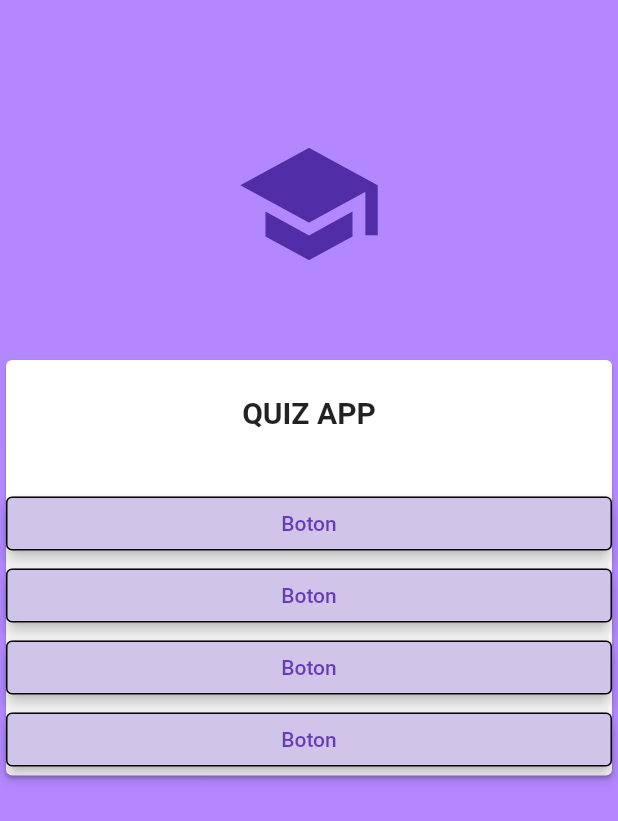
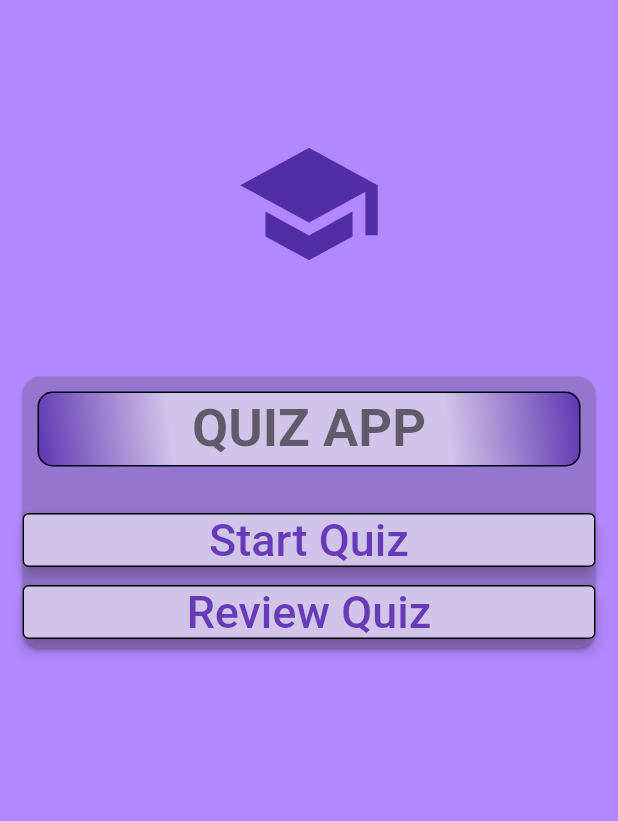
Before and after one commit to SFP95/App_Gramming, a Flutter app: the screen it shows after launch, on a phone screen of 412 x 824 dp. Shown: the top 821 px of the screen. Run offline on Flutter 3.47's test engine with Material 2 defaults, Android fonts, the phone set to English and light mode, and no system bars.

Commit message:
17.11.22

```diff
--- a/lib/home_views/Home.dart
+++ b/lib/home_views/Home.dart
@@ -26,54 +26,59 @@ class Home extends StatelessWidget{
                 ),
               ),
               Card(
+                margin: const EdgeInsets.all(15),
+                    shape: RoundedRectangleBorder(
+                      borderRadius: BorderRadius.circular(12)),
+                    color: Colors.deepPurple.shade300,
                     child: ListView(
                       shrinkWrap: true,
                       children: [
                         Container(
                           height: 50,
-                          margin: const EdgeInsets.only(top: 10, bottom: 25),
+                          margin: const EdgeInsets.only(top: 10, bottom: 25,right: 10,left: 10),
                           child: const Center(
                             child: Text('QUIZ APP', style: TextStyle(
                               fontWeight: FontWeight.w600,
-                              fontSize: 20,
-                            ),),
+                              fontSize: 35,
+                              color: Colors.black54,
+                            )),
+                          ),
+                          decoration: BoxDecoration(
+                              border: Border.all(
+                                color: Colors.black,
+                              ),
+                            gradient: LinearGradient(
+                              begin: Alignment.topRight,
+                              end: Alignment.bottomLeft,
+                              colors: [
+                                Colors.deepPurple.shade600,
+                                Colors.deepPurple.shade100,
+                                Colors.deepPurple.shade100,
+                                Colors.deepPurple.shade100,
+                                Colors.deepPurple.shade600,
+                              ]
+                            ),
+                            borderRadius: BorderRadius.circular(10)
                           ),
                         ),
                         OutlinedButton(
+
                             onPressed: (){},
-                            child: const Text('Boton'),
+                            child: const Text('Start Quiz', style: TextStyle(fontSize: 30)),
                           style: OutlinedButton.styleFrom(
                             backgroundColor: Colors.deepPurple.shade100,
                             elevation: 4,
-                            side: const BorderSide(width: 1)
-                          ),
+                            side: const BorderSide(width: 1),
+                        ),
                         ),
                         OutlinedButton(
                             onPressed: (){},
-                            child: const Text('Boton'),
+                            child: const Text('Review Quiz', style: TextStyle(fontSize: 30)),
                           style: OutlinedButton.styleFrom(
                               backgroundColor: Colors.deepPurple.shade100,
                               elevation: 4,
                               side: const BorderSide(width: 1)
                           ),),
-                        OutlinedButton(
-                            onPressed: (){},
-                            child: const Text('Boton'),
-                          style: OutlinedButton.styleFrom(
-                              backgroundColor: Colors.deepPurple.shade100,
-                              elevation: 4,
-                              side: const BorderSide(width: 1)
-                          ),
-                        ),
-                        OutlinedButton(
-                            onPressed: (){},
-                            child: const Text('Boton'),
-                          style: OutlinedButton.styleFrom(
-                              backgroundColor: Colors.deepPurple.shade100,
-                              elevation: 4,
-                              side: const BorderSide(width: 1)
-                          ),
-                        ),
                       ],
                     ),
                   ),
```
Also changed, not shown: 1 other file.
